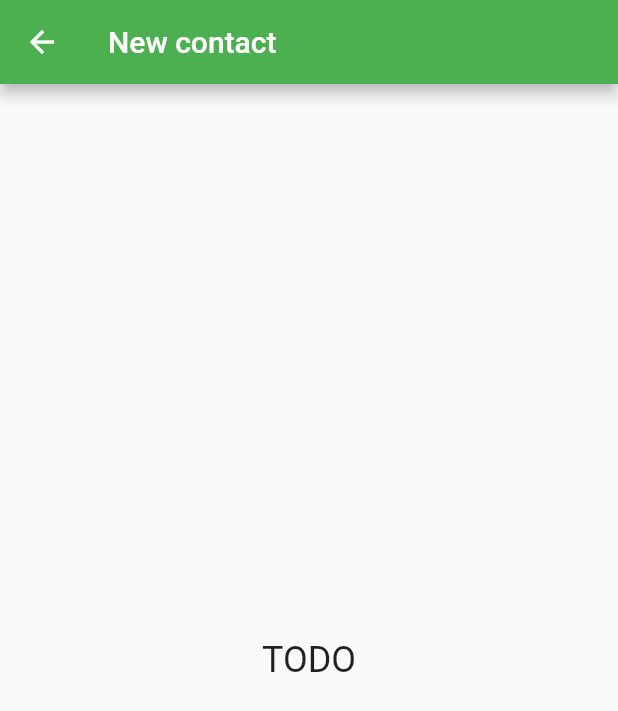
After one commit to androidseb/po-contacts, a Flutter app: the EditContactPage screen opened directly, on a phone screen of 412 x 824 dp. The commit adds this screen. Shown: the top 711 px of the screen. Run offline on Flutter 3.47's test engine with Material 2 defaults, Android fonts, the phone set to English and light mode, and no system bars.

Commit message:
added basic navigation along with the add/edit page skeleton

```diff
--- a/po_contacts_flutter/lib/assets/i18n.dart
+++ b/po_contacts_flutter/lib/assets/i18n.dart
@@ -5,6 +5,8 @@ class I18nString {
   final String about = 'about';
   final String about_message = 'about_message';
   final String ok = 'ok';
+  final String new_contact = 'new_contact';
+  final String edit_contact = 'edit_contact';
 }
 
 class I18n {
@@ -17,6 +19,8 @@ class I18n {
     string.about: 'About (v%s)',
     string.about_message: 'About message here',
     string.ok: 'OK',
+    string.new_contact: 'New contact',
+    string.edit_contact: 'Edit contact',
   };
 
   static _getObjString(final Object _obj) {
--- /dev/null
+++ b/po_contacts_flutter/lib/view/edit_contact_page.dart
@@ -0,0 +1,27 @@
+import 'package:flutter/material.dart';
+import 'package:po_contacts_flutter/assets/i18n.dart';
+
+class EditContactPage extends StatelessWidget {
+  final int contactId;
+  EditContactPage({Key key, this.contactId}) : super(key: key);
+
+  @override
+  Widget build(BuildContext context) {
+    final String titleText = I18n.getString(contactId == null ? I18n.string.new_contact : I18n.string.edit_contact);
+    return Scaffold(
+      appBar: AppBar(
+        title: Text(titleText),
+      ),
+      body: const Center(
+        child: Text(
+          'TODO',
+          style: TextStyle(fontSize: 24),
+        ),
+      ),
+    );
+  }
+
+  //TODO
+  //final int epochMillis = new DateTime.now().millisecondsSinceEpoch;
+  //this._model.addContact(new ContactBuilder().setFirstName('First $epochMillis').setLastName('Last $epochMillis'));
+}
--- a/po_contacts_flutter/lib/view/main_view_drawer.dart
+++ b/po_contacts_flutter/lib/view/home_page_drawer.dart
@@ -3,7 +3,7 @@ import 'package:po_contacts_flutter/assets/i18n.dart';
 import 'package:po_contacts_flutter/controller/main_controller.dart';
 import 'package:po_contacts_flutter/po_constants.dart';
 
-class MainViewDrawer extends StatelessWidget {
+class HomePageDrawer extends StatelessWidget {
   @override
   Widget build(BuildContext context) {
     return Drawer(
--- a/po_contacts_flutter/lib/view/root_view.dart
+++ b/po_contacts_flutter/lib/view/root_view.dart
@@ -1,6 +1,6 @@
 import 'package:flutter/material.dart';
 import 'package:po_contacts_flutter/assets/i18n.dart';
-import 'package:po_contacts_flutter/view/main_view.dart';
+import 'package:po_contacts_flutter/view/home_page.dart';
 
 class RootView extends StatelessWidget {
   @override
@@ -10,7 +10,7 @@ class RootView extends StatelessWidget {
       theme: ThemeData(
         primarySwatch: Colors.green,
       ),
-      home: MainView(),
+      home: HomePage(),
     );
   }
 }
```
Also changed, not shown: po_contacts_flutter/lib/controller/main_controller.dart (+7 -4 lines), po_contacts_flutter/lib/view/home_page.dart (renamed from po_contacts_flutter/lib/view/main_view.dart, +5 -12 lines).
